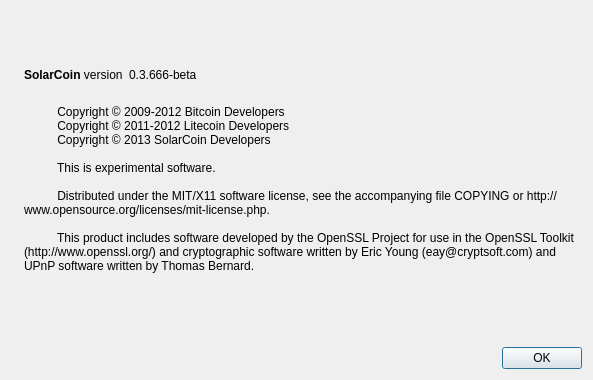
The window that src/qt/forms/aboutdialog.ui (solarcoin/solarcoin-legacy-pow-wallet) describes before a commit, drawn with Qt 5.
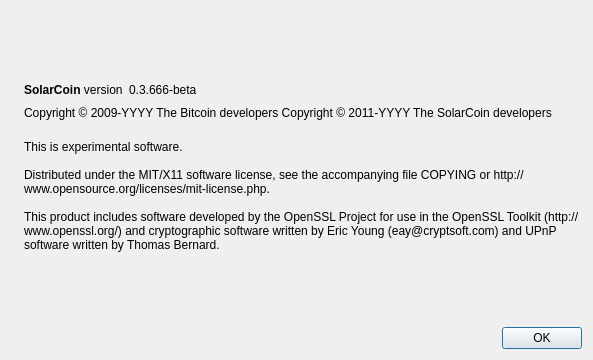
The same window after the commit. Icons and pictures are not drawn.

Diff of the .ui file:
```diff
--- a/src/qt/forms/aboutdialog.ui
+++ b/src/qt/forms/aboutdialog.ui
@@ -7,7 +7,7 @@
     <x>0</x>
     <y>0</y>
     <width>593</width>
-    <height>380</height>
+    <height>360</height>
    </rect>
   </property>
   <property name="windowTitle">
@@ -65,9 +65,6 @@
          <property name="text">
           <string notr="true">0.3.666-beta</string>
          </property>
-         <property name="textFormat">
-          <enum>Qt::RichText</enum>
-         </property>
          <property name="textInteractionFlags">
           <set>Qt::LinksAccessibleByMouse|Qt::TextSelectableByKeyboard|Qt::TextSelectableByMouse</set>
          </property>
@@ -88,6 +85,23 @@
        </item>
       </layout>
      </item>
+     <item>
+      <widget class="QLabel" name="copyrightLabel">
+       <property name="cursor">
+        <cursorShape>IBeamCursor</cursorShape>
+       </property>
+       <property name="text">
+        <string notr="true">Copyright &amp;copy; 2009-YYYY The Bitcoin developers
+Copyright &amp;copy; 2011-YYYY The SolarCoin developers</string>
+       </property>
+       <property name="textFormat">
+        <enum>Qt::RichText</enum>
+       </property>
+       <property name="textInteractionFlags">
+        <set>Qt::LinksAccessibleByMouse|Qt::TextSelectableByKeyboard|Qt::TextSelectableByMouse</set>
+       </property>
+      </widget>
+     </item>
      <item>
       <widget class="QLabel" name="label_2">
        <property name="cursor">
@@ -95,16 +109,11 @@
        </property>
        <property name="text">
         <string>
-          Copyright © 2009-2012 Bitcoin Developers
-          Copyright © 2011-2012 Litecoin Developers
-          Copyright © 2013 SolarCoin Developers
+This is experimental software.
 
-          This is experimental software.
+Distributed under the MIT/X11 software license, see the accompanying file COPYING or http://www.opensource.org/licenses/mit-license.php.
 
-          Distributed under the MIT/X11 software license, see the accompanying file COPYING or http://www.opensource.org/licenses/mit-license.php.
-
-          This product includes software developed by the OpenSSL Project for use in the OpenSSL Toolkit (http://www.openssl.org/) and cryptographic software written by Eric Young (eay@cryptsoft.com) and UPnP software written by Thomas Bernard.
-        </string>
+This product includes software developed by the OpenSSL Project for use in the OpenSSL Toolkit (http://www.openssl.org/) and cryptographic software written by Eric Young (eay@cryptsoft.com) and UPnP software written by Thomas Bernard.</string>
        </property>
        <property name="wordWrap">
         <bool>true</bool>
```
